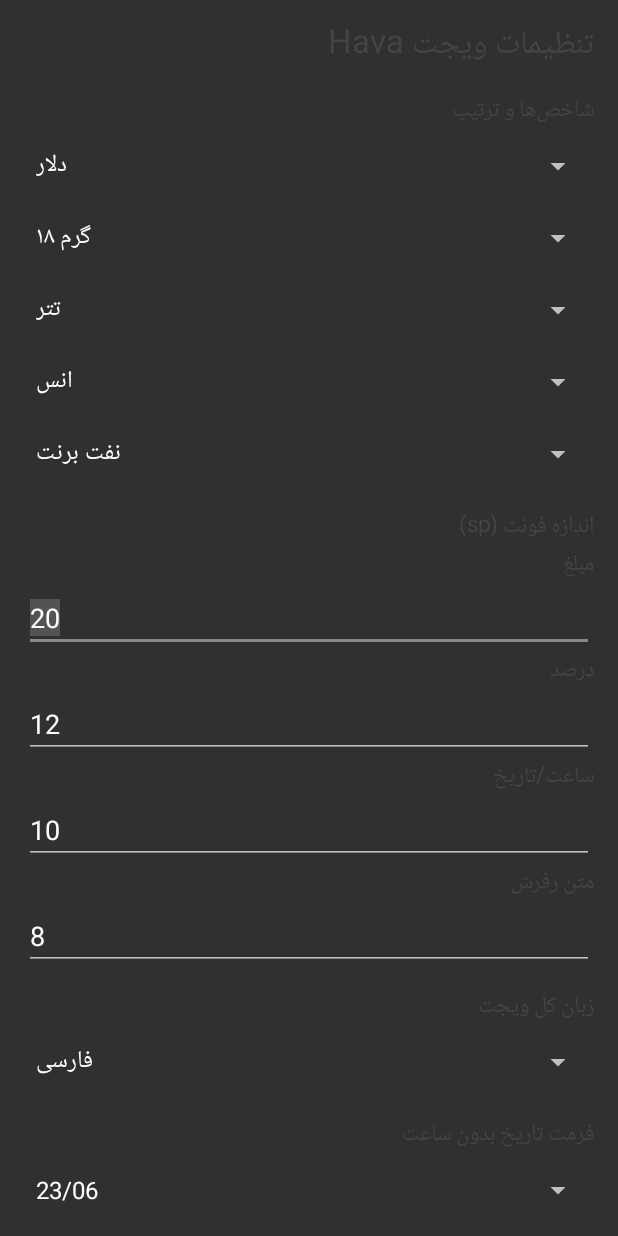
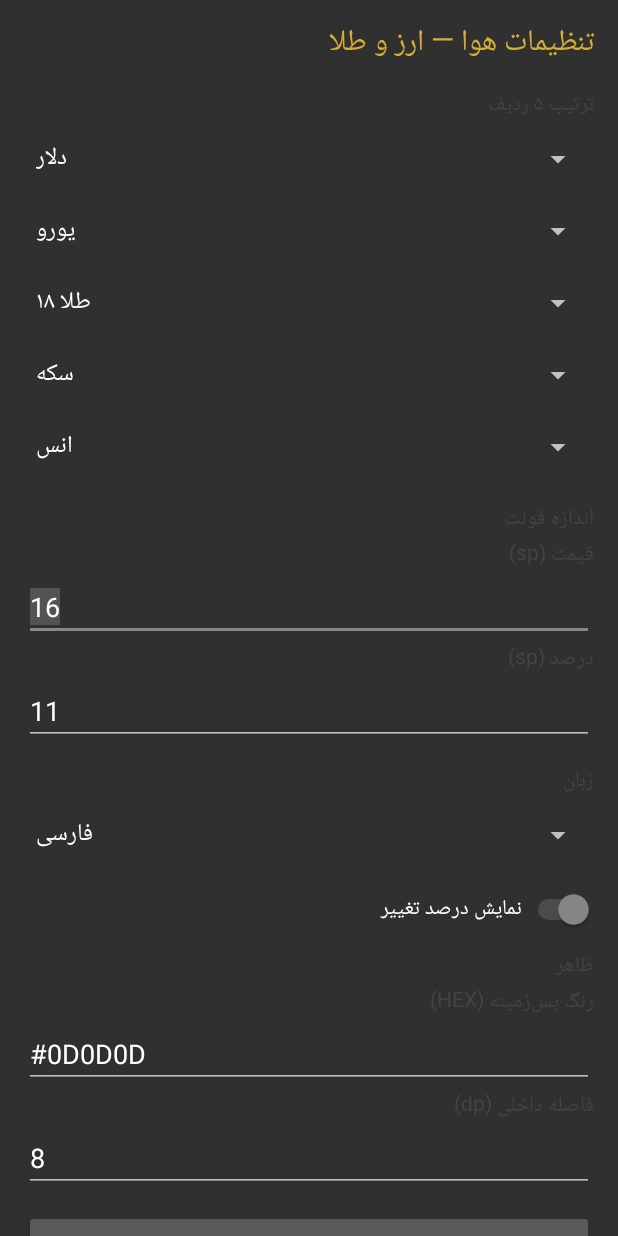
Before and after one commit to mehdi5naderi-sudo/hava, an Android app: the screen it shows after launch (WidgetSettingsActivity), on a phone screen of 412 x 824 dp. Run offline under Robolectric (Android 15) with nearby library versions, the light colour scheme and no system bars.

Commit message:
Simplify settings for Hava v2 gold-themed widget

```diff
--- a/app/src/main/java/com/mehdi/hava/WidgetSettingsActivity.java
+++ b/app/src/main/java/com/mehdi/hava/WidgetSettingsActivity.java
@@ -21,21 +21,22 @@ import java.util.Locale;
 import java.util.Map;
 
 public class WidgetSettingsActivity extends Activity {
+    // Order matches v2 defaults: dollar, euro, gold18, coin, ons first
     private static final String[] KEYS = {
-            "price_dollar_rl", "geram18", "crypto-tether-irr", "ons", "oil_brent",
-            "ime_fund_kahroba", "ime_fund_ayar", "price_eur", "price_aed", "sekee"
+            "price_dollar_rl", "price_eur", "geram18", "sekee", "ons",
+            "crypto-tether-irr", "price_aed", "oil_brent", "ime_fund_kahroba", "ime_fund_ayar"
     };
     private static final String[] NAMES = {
-            "دلار", "گرم ۱۸", "تتر", "انس", "نفت برنت",
-            "کهربا", "عیار", "یورو", "درهم", "سکه"
+            "دلار", "یورو", "طلا ۱۸", "سکه", "انس",
+            "تتر", "درهم", "نفت برنت", "کهربا", "عیار"
     };
 
     private int widgetId = AppWidgetManager.INVALID_APPWIDGET_ID;
     private boolean launchedFromIcon = false;
     private Spinner[] spinners = new Spinner[5];
-    private EditText priceSize, pctSize, timeSize, refreshSize, rowSpace, padding, bgColor, mutedColor;
-    private Spinner language, dateFormat;
-    private Switch showPct, showTime, showRefresh;
+    private EditText priceSize, pctSize, padding, bgColor;
+    private Spinner language;
+    private Switch showPct;
 
     @Override
     public void onCreate(Bundle state) {
@@ -52,9 +53,8 @@ public class WidgetSettingsActivity extends Activity {
     }
 
     private int[] getWidgetIds() {
-        AppWidgetManager manager = AppWidgetManager.getInstance(this);
-        ComponentName provider = new ComponentName(this, HavaWidgetProvider.class);
-        return manager.getAppWidgetIds(provider);
+        return AppWidgetManager.getInstance(this)
+                .getAppWidgetIds(new ComponentName(this, HavaWidgetProvider.class));
     }
 
     private void buildUi() {
@@ -64,11 +64,12 @@ public class WidgetSettingsActivity extends Activity {
         root.setPadding(dp(16), dp(12), dp(16), dp(20));
         scroll.addView(root);
 
-        TextView title = label("تنظیمات ویجت Hava");
-        title.setTextSize(22);
+        TextView title = label("تنظیمات هوا — ارز و طلا");
+        title.setTextSize(20);
+        title.setTextColor(Color.parseColor("#D4AF37"));
         root.addView(title, lp());
 
-        root.addView(label("شاخص‌ها و ترتیب"), lpTop());
+        root.addView(label("ترتیب ۵ ردیف"), lpTop());
         ArrayAdapter<String> adapter = new ArrayAdapter<>(this, android.R.layout.simple_spinner_dropdown_item, NAMES);
         for (int i = 0; i < 5; i++) {
             spinners[i] = new Spinner(this);
@@ -76,33 +77,21 @@ public class WidgetSettingsActivity extends Activity {
             root.addView(spinners[i], lp());
         }
 
-        root.addView(label("اندازه فونت (sp)"), lpTop());
-        priceSize = field(root, "مبلغ", "20");
-        pctSize = field(root, "درصد", "12");
-        timeSize = field(root, "ساعت/تاریخ", "10");
-        refreshSize = field(root, "متن رفرش", "8");
+        root.addView(label("اندازه فونت"), lpTop());
+        priceSize = field(root, "قیمت (sp)", "16");
+        pctSize = field(root, "درصد (sp)", "11");
 
-        root.addView(label("زبان کل ویجت"), lpTop());
+        root.addView(label("زبان"), lpTop());
         language = spinner(root, new String[]{"فارسی", "English"});
 
-        root.addView(label("فرمت تاریخ بدون ساعت"), lpTop());
-        dateFormat = spinner(root, new String[]{"23/06", "23 - 06", "23.06", "23/06/1405", "23 شهریور", "مخفی"});
-
-        root.addView(label("نمایش اطلاعات"), lpTop());
         showPct = sw(root, "نمایش درصد تغییر", true);
-        showTime = sw(root, "نمایش ساعت/تاریخ", true);
-        showRefresh = sw(root, "نمایش زمان رفرش", true);
 
         root.addView(label("ظاهر"), lpTop());
-        bgColor = field(root, "رنگ پس‌زمینه (HEX)", "#000000");
-        mutedColor = field(root, "رنگ متن ساعت/رفرش (HEX)", "#AAAAAA");
-        rowSpace = field(root, "فاصله ردیف‌ها (dp)", "0");
-        padding = field(root, "فاصله داخلی ویجت (dp)", "5");
-
-        root.addView(label("رنگ افزایش/کاهش: سبز، قرمز، زرد"), lpTop());
+        bgColor = field(root, "رنگ پس‌زمینه (HEX)", "#0D0D0D");
+        padding = field(root, "فاصله داخلی (dp)", "8");
 
         Button save = new Button(this);
-        save.setText("ذخیره");
+        save.setText("ذخیره و اعمال");
         save.setOnClickListener(v -> save());
         root.addView(save, lpTop());
 
@@ -120,13 +109,12 @@ public class WidgetSettingsActivity extends Activity {
         Switch s = new Switch(this);
         s.setText(text);
         s.setChecked(val);
-        root.addView(s, lp());
+        root.addView(s, lpTop());
         return s;
     }
 
     private EditText field(LinearLayout root, String hint, String val) {
-        TextView l = label(hint);
-        root.addView(l, lp());
+        root.addView(label(hint), lp());
         EditText e = new EditText(this);
         e.setSingleLine(true);
         e.setText(val);
@@ -138,7 +126,7 @@ public class WidgetSettingsActivity extends Activity {
     private TextView label(String s) {
         TextView t = new TextView(this);
         t.setText(s);
-        t.setTextSize(15);
+        t.setTextSize(14);
         t.setTextColor(Color.DKGRAY);
         return t;
     }
@@ -157,43 +145,27 @@ public class WidgetSettingsActivity extends Activity {
         return (int) (v * getResources().getDisplayMetrics().density + 0.5f);
     }
 
-    private String hexColor(android.content.SharedPreferences p, String key, int def) {
-        String fallback = String.format(Locale.US, "#%06X", def & 0xFFFFFF);
-        try {
-            int value = p.getInt(key, def);
-            return String.format(Locale.US, "#%06X", value & 0xFFFFFF);
-        } catch (ClassCastException e) {
-            try {
-                return p.getString(key, fallback);
-            } catch (Exception ignored) {
-                return fallback;
-            }
-        }
-    }
-
     private void load() {
         android.content.SharedPreferences p = getSharedPreferences("widget_" + widgetId, Context.MODE_PRIVATE);
         Map<String, Integer> idx = new HashMap<>();
         for (int i = 0; i < KEYS.length; i++) idx.put(KEYS[i], i);
 
+        String[] defaults = {"price_dollar_rl", "price_eur", "geram18", "sekee", "ons"};
         for (int i = 0; i < 5; i++) {
-            String key = p.getString("key" + i, KEYS[Math.min(i, KEYS.length - 1)]);
+            String key = p.getString("key" + i, defaults[i]);
             spinners[i].setSelection(idx.containsKey(key) ? idx.get(key) : i);
         }
 
-        priceSize.setText(String.valueOf(p.getInt("priceSize", 20)));
-        pctSize.setText(String.valueOf(p.getInt("pctSize", 12)));
-        timeSize.setText(String.valueOf(p.getInt("timeSize", 10)));
-        refreshSize.setText(String.valueOf(p.getInt("refreshSize", 8)));
-        language.setSelection(p.getString("lang", "fa").equals("en") ? 1 : 0);
-        dateFormat.setSelection(p.getInt("dateFormat", 0));
+        priceSize.setText(String.valueOf(p.getInt("priceSize", 16)));
+        pctSize.setText(String.valueOf(p.getInt("pctSize", 11)));
+        language.setSelection("en".equals(p.getString("lang", "fa")) ? 1 : 0);
         showPct.setChecked(p.getBoolean("showPct", true));
-        showTime.setChecked(p.getBoolean("showTime", true));
-        showRefresh.setChecked(p.getBoolean("showRefresh", true));
-        bgColor.setText(hexColor(p, "bgColor", Color.BLACK));
-        mutedColor.setText(hexColor(p, "mutedColor", Color.LTGRAY));
-        rowSpace.setText(String.valueOf(p.getInt("rowSpace", 0)));
-        padding.setText(String.valueOf(p.getInt("padding", 5)));
+        try {
+            bgColor.setText(String.format(Locale.US, "#%06X", p.getInt("bgColor", 0x0D0D0D) & 0xFFFFFF));
+        } catch (Exception e) {
+            bgColor.setText("#0D0D0D");
+        }
+        padding.setText(String.valueOf(p.getInt("padding", 8)));
     }
 
     private int num(EditText e, int def, int min, int max) {
@@ -217,25 +189,17 @@ public class WidgetSettingsActivity extends Activity {
         for (int i = 0; i < 5; i++) {
             e.putString("key" + i, KEYS[spinners[i].getSelectedItemPosition()]);
         }
-        e.putInt("priceSize", num(priceSize, 20, 8, 40))
-                .putInt("pctSize", num(pctSize, 12, 6, 24))
-                .putInt("timeSize", num(timeSize, 10, 6, 20))
-                .putInt("refreshSize", num(refreshSize, 8, 5, 18))
+        e.putInt("priceSize", num(priceSize, 16, 10, 28))
+                .putInt("pctSize", num(pctSize, 11, 8, 18))
                 .putString("lang", language.getSelectedItemPosition() == 1 ? "en" : "fa")
-                .putInt("dateFormat", dateFormat.getSelectedItemPosition())
                 .putBoolean("showPct", showPct.isChecked())
-                .putBoolean("showTime", showTime.isChecked())
-                .putBoolean("showRefresh", showRefresh.isChecked())
-                .putInt("bgColor", color(bgColor.getText().toString(), Color.BLACK))
-                .putInt("mutedColor", color(mutedColor.getText().toString(), Color.LTGRAY))
-                .putInt("rowSpace", num(rowSpace, 0, 0, 12))
-                .putInt("padding", num(padding, 5, 0, 20))
+                .putInt("bgColor", color(bgColor.getText().toString(), 0xFF0D0D0D))
+                .putInt("padding", num(padding, 8, 2, 20))
                 .apply();
 
         AppWidgetManager manager = AppWidgetManager.getInstance(this);
         if (launchedFromIcon) {
-            int[] ids = getWidgetIds();
-            for (int id : ids) {
+            for (int id : getWidgetIds()) {
                 if (id != widgetId) copySettings(widgetId, id);
                 manager.updateAppWidget(id, HavaWidgetProvider.buildViews(this, id));
             }
@@ -253,21 +217,14 @@ public class WidgetSettingsActivity extends Activity {
         android.content.SharedPreferences from = getSharedPreferences("widget_" + fromId, Context.MODE_PRIVATE);
         android.content.SharedPreferences.Editor to = getSharedPreferences("widget_" + toId, Context.MODE_PRIVATE).edit();
         for (int i = 0; i < 5; i++) {
-            to.putString("key" + i, from.getString("key" + i, KEYS[Math.min(i, KEYS.length - 1)]));
+            to.putString("key" + i, from.getString("key" + i, KEYS[i]));
         }
-        to.putInt("priceSize", from.getInt("priceSize", 20))
-                .putInt("pctSize", from.getInt("pctSize", 12))
-                .putInt("timeSize", from.getInt("timeSize", 10))
-                .putInt("refreshSize", from.getInt("refreshSize", 8))
+        to.putInt("priceSize", from.getInt("priceSize", 16))
+                .putInt("pctSize", from.getInt("pctSize", 11))
                 .putString("lang", from.getString("lang", "fa"))
-                .putInt("dateFormat", from.getInt("dateFormat", 0))
                 .putBoolean("showPct", from.getBoolean("showPct", true))
-                .putBoolean("showTime", from.getBoolean("showTime", true))
-                .putBoolean("showRefresh", from.getBoolean("showRefresh", true))
-                .putInt("bgColor", from.getInt("bgColor", Color.BLACK))
-                .putInt("mutedColor", from.getInt("mutedColor", Color.LTGRAY))
-                .putInt("rowSpace", from.getInt("rowSpace", 0))
-                .putInt("padding", from.getInt("padding", 5))
+                .putInt("bgColor", from.getInt("bgColor", 0xFF0D0D0D))
+                .putInt("padding", from.getInt("padding", 8))
                 .apply();
     }
 }
```
